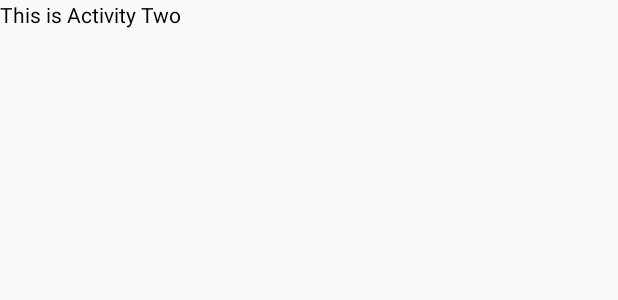
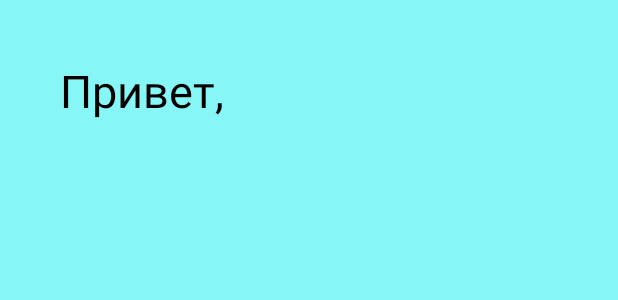
Before and after one commit to VcegdaNaPozitive/Homework_ANDROID, an Android app: the layout activity_two.xml on its own in the app's theme, with its tools: preview values and no code run, on a phone screen of 412 x 824 dp. Shown: the top 300 px of the screen. Run offline under Robolectric (Android 15) with nearby library versions, the phone set to English and light mode, and no system bars.

Commit message:
Homework_13-14

```diff
--- a/app/src/main/java/com/example/it_school_samsung/ActivityTwo.java
+++ b/app/src/main/java/com/example/it_school_samsung/ActivityTwo.java
@@ -2,6 +2,7 @@ package com.example.it_school_samsung;
 
 import androidx.appcompat.app.AppCompatActivity;
 
+import android.content.Intent;
 import android.os.Bundle;
 import android.view.View;
 
@@ -9,14 +10,17 @@ import com.example.it_school_samsung.databinding.ActivityTwoBinding;
 
 public class ActivityTwo extends AppCompatActivity {
 
-//    private ActivityTwoBinding binding;
+    private ActivityTwoBinding binding;
 
     @Override
     protected void onCreate(Bundle savedInstanceState) {
         super.onCreate(savedInstanceState);
         setContentView(R.layout.activity_two);
-//        binding = ActivityTwoBinding.inflate(getLayoutInflater());
-//        View view = binding.getRoot();
-//        setContentView(view);
+        binding = ActivityTwoBinding.inflate(getLayoutInflater());
+        View view = binding.getRoot();
+        setContentView(view);
+        Intent intent = getIntent();
+        String login = intent.getStringExtra("login");
+        binding.hello.setText(login);
     }
 }
--- a/app/src/main/java/com/example/it_school_samsung/MainActivity.java
+++ b/app/src/main/java/com/example/it_school_samsung/MainActivity.java
@@ -42,8 +42,8 @@ public class MainActivity extends AppCompatActivity implements View.OnClickListe
             switch (view.getId()) {
                 case R.id.button:
                     Intent intent = new Intent(MainActivity.this, ActivityTwo.class);
+                    intent.putExtra("login", binding.editLogin.getText().toString());
                     startActivity(intent);
-                    finish();
                     break;
             }
         }
--- a/app/src/main/res/layout/activity_two.xml
+++ b/app/src/main/res/layout/activity_two.xml
@@ -1,14 +1,26 @@
 <?xml version="1.0" encoding="utf-8"?>
-<LinearLayout
-    xmlns:android="http://schemas.android.com/apk/res/android"
-    android:orientation="vertical"
+<LinearLayout xmlns:android="http://schemas.android.com/apk/res/android"
     android:layout_width="match_parent"
-    android:layout_height="match_parent">
+    android:layout_height="match_parent"
+    android:background="#87F6F6">
+
     <TextView
-        android:id="@+id/textView1"
+
         android:layout_width="wrap_content"
         android:layout_height="wrap_content"
-        android:text="This is Activity Two"
-        android:textColor="@color/black">
-    </TextView>
+        android:layout_marginStart="40dp"
+        android:layout_marginTop="40dp"
+        android:text="Привет,"
+        android:textColor="@color/black"
+        android:textSize="30sp" />
+
+    <TextView
+        android:id="@+id/hello"
+        android:layout_width="wrap_content"
+        android:layout_height="wrap_content"
+        android:layout_marginStart="15dp"
+        android:layout_marginTop="40dp"
+        android:textColor="@color/black"
+        android:textSize="30sp" />
+
 </LinearLayout>
```
